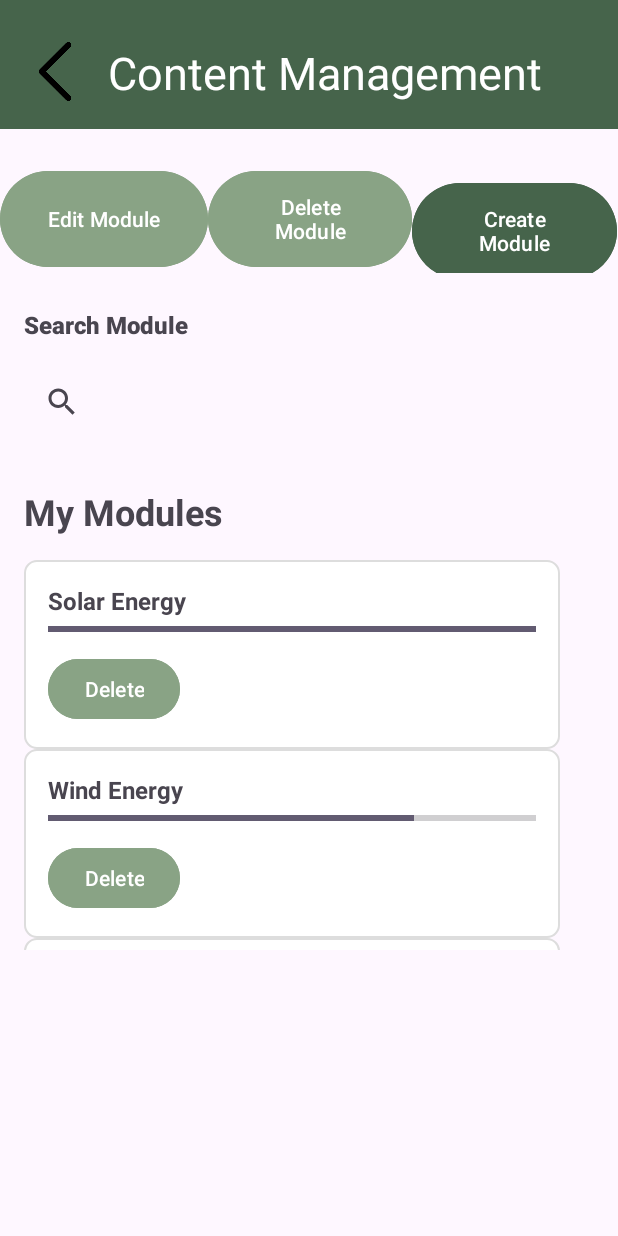
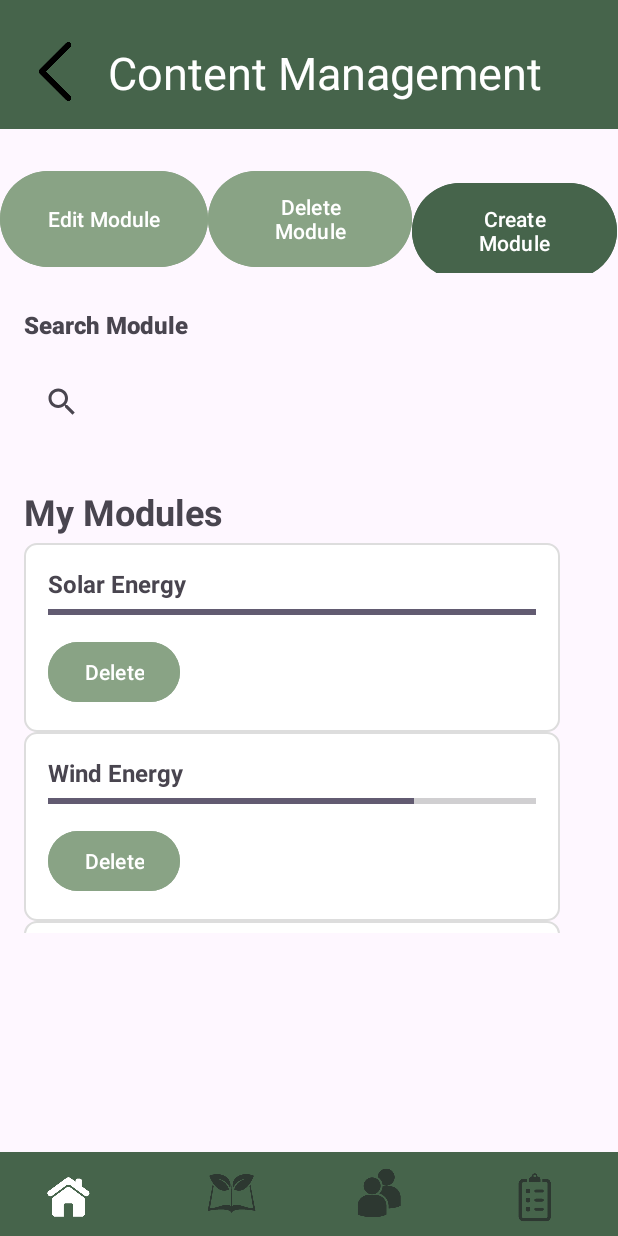
Before and after one commit to taqyss/EcoSynergy, an Android app: the ContentManagementActivity screen opened directly, with no data from a screen before it, on a phone screen of 412 x 824 dp. Run offline under Robolectric (Android 15) with nearby library versions, the phone set to English and light mode, and no system bars; Roboto replaces fonts that are not available here.

Commit message:
fixing bottom nav

```diff
--- a/app/src/main/res/layout/content_management.xml
+++ b/app/src/main/res/layout/content_management.xml
@@ -1,16 +1,18 @@
 <?xml version="1.0" encoding="utf-8"?>
-<androidx.core.widget.NestedScrollView android:layout_width="match_parent"
-    android:layout_height="match_parent"
-    xmlns:android="http://schemas.android.com/apk/res/android">
-
-<androidx.constraintlayout.widget.ConstraintLayout xmlns:android="http://schemas.android.com/apk/res/android"
+<androidx.constraintlayout.widget.ConstraintLayout
+    xmlns:android="http://schemas.android.com/apk/res/android"
     xmlns:app="http://schemas.android.com/apk/res-auto"
     xmlns:tools="http://schemas.android.com/tools"
-    android:id="@+id/rating2"
     android:layout_width="match_parent"
-    android:layout_height="match_parent"
-    android:backgroundTint="#893F3F"
-    android:foregroundTint="#804747">
+    android:layout_height="match_parent">
+
+    <!-- Scrollable Content -->
+    <androidx.core.widget.NestedScrollView
+        android:id="@+id/scrollView"
+        android:layout_width="match_parent"
+        android:layout_height="0dp"
+        app:layout_constraintTop_toTopOf="parent"
+        app:layout_constraintBottom_toTopOf="@id/bottom_navigation">
 
     <androidx.constraintlayout.widget.ConstraintLayout
         android:id="@+id/constraintLayout"
@@ -18,16 +20,6 @@
         android:layout_height="match_parent"
         tools:layout_editor_absoluteX="40dp"
         tools:layout_editor_absoluteY="28dp">
-
-        <com.google.android.material.bottomnavigation.BottomNavigationView
-            android:id="@+id/bottomNavigationView"
-            android:layout_width="match_parent"
-            android:layout_height="wrap_content"
-            android:layout_marginTop="652dp"
-            android:background="@color/primaryColor"
-            app:layout_constraintStart_toStartOf="parent"
-            app:layout_constraintTop_toTopOf="parent"
-            app:menu="@menu/bottom_navigation_menu"/>
 
         <LinearLayout
             android:id="@+id/linearLayout2"
@@ -82,7 +74,7 @@
             android:layout_height="260dp"
             android:layout_marginStart="16dp"
             android:layout_marginBottom="8dp"
-            app:layout_constraintBottom_toTopOf="@+id/bottomNavigationView"
+            app:layout_constraintBottom_toTopOf="@+id/bottom_navigation"
             app:layout_constraintEnd_toEndOf="parent"
             app:layout_constraintHorizontal_bias="0.0"
             app:layout_constraintStart_toStartOf="parent"
@@ -124,8 +116,6 @@
             app:layout_constraintStart_toStartOf="parent"
             app:layout_constraintTop_toBottomOf="@+id/linearLayout2" />
 
-    </androidx.constraintlayout.widget.ConstraintLayout>
-
     <View
         android:id="@+id/content_view"
         android:layout_width="413dp"
@@ -158,6 +148,20 @@
         app:layout_constraintStart_toStartOf="parent"
         app:layout_constraintTop_toTopOf="parent"
         app:srcCompat="@drawable/back" />
+    </androidx.constraintlayout.widget.ConstraintLayout>
+</androidx.core.widget.NestedScrollView>
+
+    <com.google.android.material.bottomnavigation.BottomNavigationView
+    android:id="@+id/bottom_navigation"
+    style="@style/CustomBottomNavigationView"
+    android:layout_width="match_parent"
+    android:layout_height="wrap_content"
+    android:layout_gravity="bottom"
+    android:background="@color/primaryColor"
+    app:itemIconSize="50dp"
+    app:itemIconTint="@color/custom_icon_tint"
+    app:labelVisibilityMode="unlabeled"
+    app:layout_constraintBottom_toBottomOf="parent"
+    app:menu="@menu/bottom_navigation_menu" />
 
 </androidx.constraintlayout.widget.ConstraintLayout>
-</androidx.core.widget.NestedScrollView>
```
Also changed, not shown: app/src/main/res/layout/admin_page.xml (+6 -7 lines), app/src/main/res/layout/analytic_dashboard.xml (+12 -8 lines).
